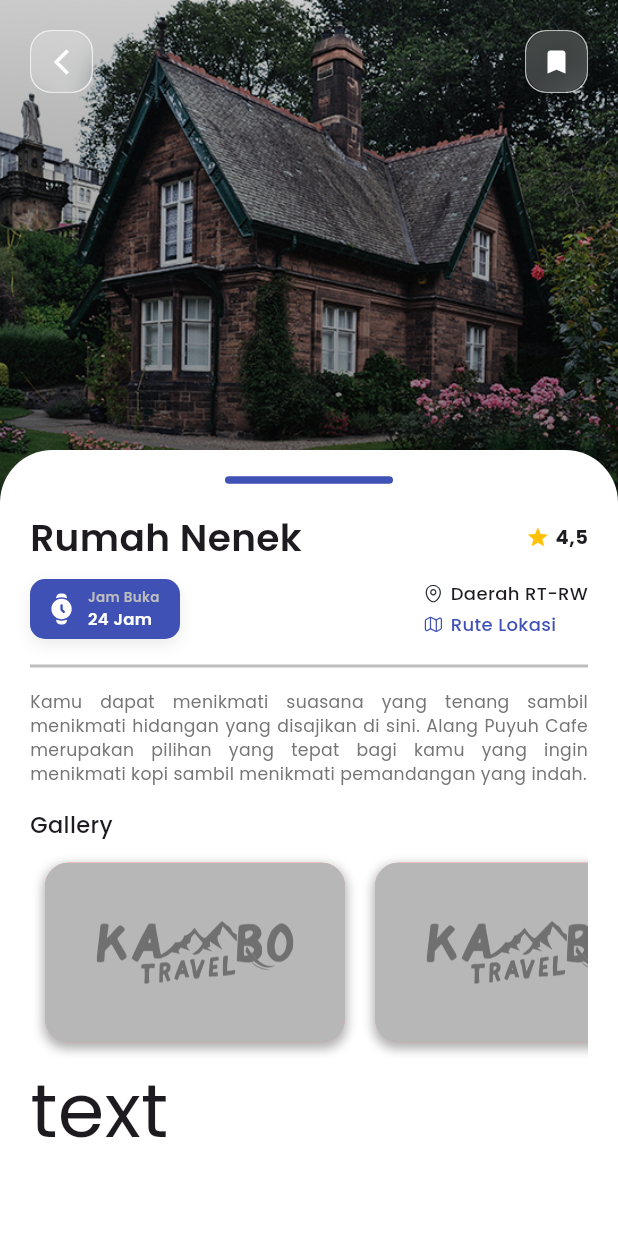
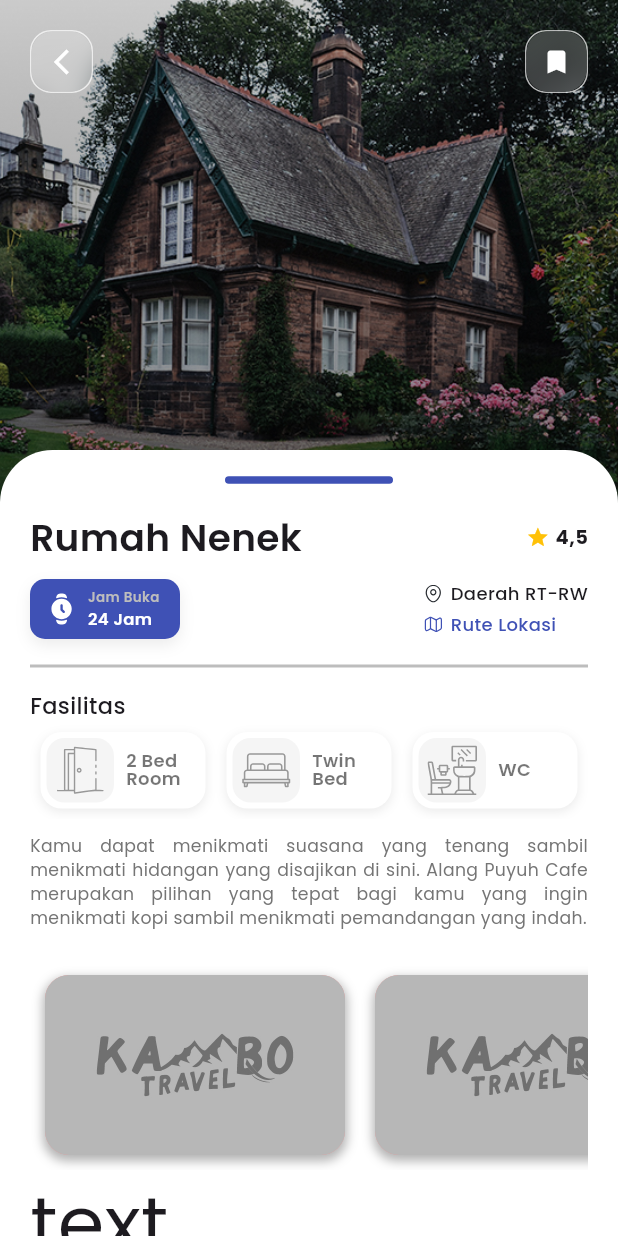
Before and after one commit to 4amshin/kambo_travel, a Flutter app: the screen it shows after launch, after a tap on "Rumah Nenek", on a phone screen of 412 x 824 dp. Run offline on Flutter 3.47's test engine with Material 2 defaults, Android fonts, the phone set to English and light mode, and no system bars; our stand-ins replace flutter_svg, tab_indicator_styler.

Commit message:
facility-fitur

```diff
--- a/lib/pages/detail/view/detail_view.dart
+++ b/lib/pages/detail/view/detail_view.dart
@@ -2,6 +2,8 @@ import 'package:flutter/material.dart';
 import 'package:flutter_svg/flutter_svg.dart';
 import 'package:kambo_travel/model/place_model.dart';
 import 'package:kambo_travel/pages/detail/widget/dv_activity_content.dart';
+import 'package:kambo_travel/pages/detail/widget/dv_facilities.dart';
+import 'package:kambo_travel/pages/detail/widget/dv_facility_item.dart';
 import 'package:kambo_travel/pages/detail/widget/dv_location_route.dart';
 import 'package:kambo_travel/pages/detail/widget/dv_open_hour.dart';
 import 'package:kambo_travel/pages/detail/widget/dv_rating_box.dart';
@@ -77,6 +79,9 @@ class DetailView extends StatefulWidget {
                   color: Colors.grey[400],
                 ),
                 const SizedBox(height: 15),
+                item.placeCategory == 'HomeStay'
+                    ? const DvFacilities()
+                    : Container(),
                 Text(
                   "Kamu dapat menikmati suasana yang tenang sambil menikmati hidangan yang disajikan di sini. Alang Puyuh Cafe merupakan pilihan yang tepat bagi kamu yang ingin menikmati kopi sambil menikmati pemandangan yang indah.",
                   textAlign: TextAlign.justify,
@@ -86,13 +91,6 @@ class DetailView extends StatefulWidget {
                   ),
                 ),
                 const SizedBox(height: 15.0),
-                const Text(
-                  "Gallery",
-                  style: TextStyle(
-                    fontWeight: FontWeight.w500,
-                    fontSize: 15.0,
-                  ),
-                ),
                 const SizedBox(height: 5),
                 SizedBox(
                   height: 140,
--- /dev/null
+++ b/lib/pages/detail/widget/dv_facilities.dart
@@ -0,0 +1,57 @@
+import 'package:flutter/material.dart';
+import 'package:kambo_travel/pages/detail/widget/dv_facility_item.dart';
+
+class DvFacilities extends StatelessWidget {
+  final String? room;
+  final String? bed;
+
+  const DvFacilities({
+    Key? key,
+    this.room,
+    this.bed,
+  }) : super(key: key);
+
+  @override
+  Widget build(BuildContext context) {
+    return Column(
+      crossAxisAlignment: CrossAxisAlignment.start,
+      children: [
+        const Text(
+          "Fasilitas",
+          style: TextStyle(
+            fontWeight: FontWeight.w500,
+            fontSize: 15.0,
+          ),
+        ),
+        SizedBox(
+          height: 65,
+          child: ListView(
+            scrollDirection: Axis.horizontal,
+            physics: const BouncingScrollPhysics(),
+            children: [
+              DvFacilityItem(
+                iconAssets: 'assets/icon/room.svg',
+                content: room ?? "2 Bed\nRoom",
+              ),
+              DvFacilityItem(
+                iconAssets: 'assets/icon/bed.svg',
+                content: bed ?? "Twin\nBed",
+              ),
+              const DvFacilityItem(
+                iconAssets: 'assets/icon/toilet.svg',
+                content: "WC",
+              ),
+              const DvFacilityItem(
+                iconAssets: 'assets/icon/dinner.svg',
+                content: "Dinner",
+              ),
+            ],
+          ),
+        ),
+        const SizedBox(
+          height: 10,
+        ),
+      ],
+    );
+  }
+}
--- /dev/null
+++ b/lib/pages/detail/widget/dv_facility_item.dart
@@ -0,0 +1,69 @@
+import 'package:flutter/material.dart';
+import 'package:flutter_svg/flutter_svg.dart';
+
+class DvFacilityItem extends StatelessWidget {
+  final String? iconAssets;
+  final String? content;
+  const DvFacilityItem({
+    Key? key,
+    this.iconAssets,
+    this.content,
+  }) : super(key: key);
+
+  @override
+  Widget build(BuildContext context) {
+    return Container(
+      width: 110,
+      margin: const EdgeInsets.symmetric(
+        vertical: 7,
+        horizontal: 7,
+      ),
+      padding: const EdgeInsets.symmetric(
+        vertical: 4,
+        horizontal: 4,
+      ),
+      decoration: BoxDecoration(
+        color: Colors.white,
+        boxShadow: [
+          BoxShadow(
+            color: Colors.black.withOpacity(0.08),
+            offset: const Offset(0, 2),
+            blurRadius: 5,
+          ),
+        ],
+        borderRadius: const BorderRadius.all(
+          Radius.circular(14),
+        ),
+      ),
+      child: Row(
+        children: [
+          Container(
+            width: 45,
+            padding: const EdgeInsets.all(5),
+            decoration: BoxDecoration(
+              color: Colors.grey[100],
+              borderRadius: const BorderRadius.all(
+                Radius.circular(12),
+              ),
+            ),
+            child: SvgPicture.asset(
+              iconAssets ?? 'assets/icon/default.svg',
+              height: 33,
+              color: Colors.black38,
+            ),
+          ),
+          const SizedBox(width: 8),
+          Text(
+            content ?? "Text",
+            style: const TextStyle(
+              height: 1,
+              fontSize: 12.0,
+              color: Colors.black54,
+              fontWeight: FontWeight.w600,
+            ),
+          ),
+        ],
+      ),
+    );
+  }
+}
```
Also changed, not shown: assets/icon/bed.svg (added), assets/icon/default.svg (added), assets/icon/dinner.svg (added), assets/icon/room.svg (added), assets/icon/toilet.svg (added).
